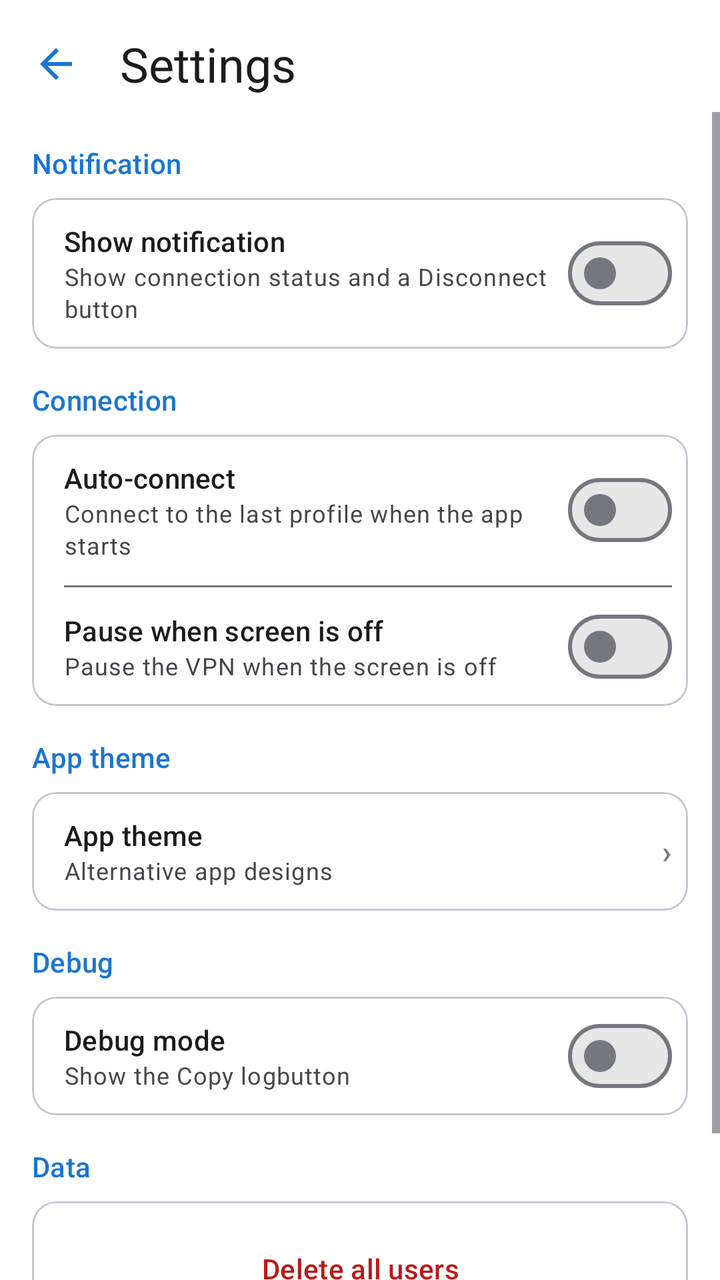
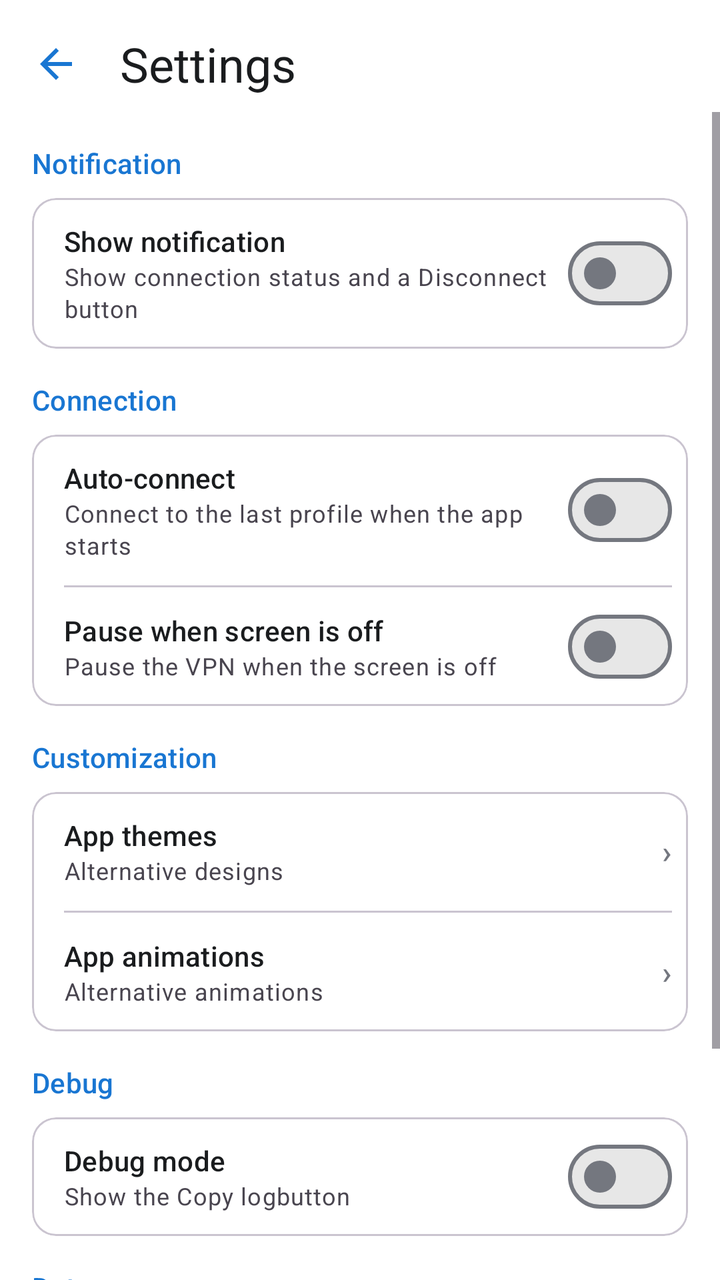

Two renders of the same Android screen: before a commit and after it. Below are the layout's source before the change and the commit's diff.
<!-- AndroidManifest.xml: application theme Theme.MrOpenVPNClient -->
<!-- res/layout/activity_settings.xml -->
<?xml version="1.0" encoding="utf-8"?>
<LinearLayout xmlns:android="http://schemas.android.com/apk/res/android"
    xmlns:app="http://schemas.android.com/apk/res-auto"
    android:layout_width="match_parent"
    android:layout_height="match_parent"
    android:orientation="vertical">

    <LinearLayout
        android:layout_width="match_parent"
        android:layout_height="wrap_content"
        android:gravity="center_vertical"
        android:orientation="horizontal"
        android:paddingTop="8dp">

        <ImageButton
            android:id="@+id/backButton"
            android:layout_width="48dp"
            android:layout_height="48dp"
            android:layout_marginStart="4dp"
            android:background="?attr/selectableItemBackgroundBorderless"
            android:contentDescription="@string/back"
            android:padding="12dp"
            android:src="@drawable/ic_back_green" />

        <TextView
            android:layout_width="wrap_content"
            android:layout_height="wrap_content"
            android:layout_marginStart="8dp"
            android:text="@string/menu_settings"
            android:textAppearance="?attr/textAppearanceHeadlineSmall" />
    </LinearLayout>

    <ScrollView
        android:layout_width="match_parent"
        android:layout_height="match_parent">

        <LinearLayout
            android:layout_width="match_parent"
            android:layout_height="wrap_content"
            android:orientation="vertical"
            android:padding="16dp">

            <TextView
                android:layout_width="wrap_content"
                android:layout_height="wrap_content"
                android:text="@string/settings_notify_section"
                android:textAppearance="?attr/textAppearanceTitleSmall"
                android:textColor="?attr/colorPrimary" />

            <com.google.android.material.card.MaterialCardView
                android:layout_width="match_parent"
                android:layout_height="wrap_content"
                android:layout_marginTop="8dp"
                app:cardCornerRadius="12dp">

                <LinearLayout
                    android:layout_width="match_parent"
                    android:layout_height="wrap_content"
                    android:gravity="center_vertical"
                    android:orientation="horizontal"
                    android:paddingStart="16dp"
                    android:paddingEnd="8dp">

                    <LinearLayout
                        android:layout_width="0dp"
                        android:layout_height="wrap_content"
                        android:layout_weight="1"
                        android:orientation="vertical"
                        android:paddingTop="12dp"
                        android:paddingBottom="12dp">

                        <TextView
                            android:layout_width="match_parent"
                            android:layout_height="wrap_content"
                            android:text="@string/settings_show_notification"
                            android:textAppearance="?attr/textAppearanceTitleSmall" />

                        <TextView
                            android:layout_width="match_parent"
                            android:layout_height="wrap_content"
                            android:text="@string/settings_show_notification_summary"
                            android:textAppearance="?attr/textAppearanceBodySmall" />
                    </LinearLayout>

                    <com.google.android.material.materialswitch.MaterialSwitch
                        android:id="@+id/swNotification"
                        android:layout_width="wrap_content"
                        android:layout_height="wrap_content" />
                </LinearLayout>
            </com.google.android.material.card.MaterialCardView>

            <TextView
                android:layout_width="wrap_content"
                android:layout_height="wrap_content"
                android:layout_marginTop="16dp"
                android:text="@string/settings_connection_section"
                android:textAppearance="?attr/textAppearanceTitleSmall"
                android:textColor="?attr/colorPrimary" />

            <com.google.android.material.card.MaterialCardView
                android:layout_width="match_parent"
                android:layout_height="wrap_content"
                android:layout_marginTop="8dp"
                app:cardCornerRadius="12dp">

                <LinearLayout
                    android:layout_width="match_parent"
                    android:layout_height="wrap_content"
                    android:orientation="vertical"
                    android:paddingStart="16dp"
                    android:paddingEnd="8dp">

                    <LinearLayout
                        android:layout_width="match_parent"
                        android:layout_height="wrap_content"
                        android:gravity="center_vertical"
                        android:orientation="horizontal">

                        <LinearLayout
                            android:layout_width="0dp"
                            android:layout_height="wrap_content"
                            android:layout_weight="1"
                            android:orientation="vertical"
                            android:paddingTop="12dp"
                            android:paddingBottom="12dp">

                            <TextView
                                android:layout_width="match_parent"
                                android:layout_height="wrap_content"
                                android:text="@string/settings_auto_connect"
                                android:textAppearance="?attr/textAppearanceTitleSmall" />

                            <TextView
                                android:layout_width="match_parent"
                                android:layout_height="wrap_content"
                                android:text="@string/settings_auto_connect_summary"
                                android:textAppearance="?attr/textAppearanceBodySmall" />
                        </LinearLayout>

                        <com.google.android.material.materialswitch.MaterialSwitch
                            android:id="@+id/swAutoConnect"
                            android:layout_width="wrap_content"
                            android:layout_height="wrap_content" />
                    </LinearLayout>

                    <View
                        android:layout_width="match_parent"
                        android:layout_height="1dp"
                        android:background="?attr/colorOutline" />

                    <LinearLayout
                        android:layout_width="match_parent"
                        android:layout_height="wrap_content"
                        android:gravity="center_vertical"
                        android:orientation="horizontal">

                        <LinearLayout
                            android:layout_width="0dp"
                            android:layout_height="wrap_content"
                            android:layout_weight="1"
                            android:orientation="vertical"
                            android:paddingTop="12dp"
                            android:paddingBottom="12dp">

                            <TextView
                                android:layout_width="match_parent"
                                android:layout_height="wrap_content"
                                android:text="@string/settings_screen_off"
                                android:textAppearance="?attr/textAppearanceTitleSmall" />

                            <TextView
                                android:layout_width="match_parent"
                                android:layout_height="wrap_content"
                                android:text="@string/settings_screen_off_summary"
                                android:textAppearance="?attr/textAppearanceBodySmall" />
                        </LinearLayout>

                        <com.google.android.material.materialswitch.MaterialSwitch
                            android:id="@+id/swScreenOff"
                            android:layout_width="wrap_content"
                            android:layout_height="wrap_content" />
                    </LinearLayout>
                </LinearLayout>
            </com.google.android.material.card.MaterialCardView>

            <TextView
                android:layout_width="wrap_content"
                android:layout_height="wrap_content"
                android:layout_marginTop="16dp"
                android:text="@string/settings_appearance_section"
                android:textAppearance="?attr/textAppearanceTitleSmall"
                android:textColor="?attr/colorPrimary" />

            <com.google.android.material.card.MaterialCardView
                android:layout_width="match_parent"
                android:layout_height="wrap_content"
                android:layout_marginTop="8dp"
                app:cardCornerRadius="12dp">

                <LinearLayout
                    android:layout_width="match_parent"
                    android:layout_height="wrap_content"
                    android:orientation="vertical"
                    android:paddingStart="16dp"
                    android:paddingEnd="8dp">

                    <LinearLayout
                        android:id="@+id/experimentalEntry"
                        android:layout_width="match_parent"
                        android:layout_height="wrap_content"
                        android:background="?attr/selectableItemBackground"
                        android:gravity="center_vertical"
                        android:orientation="horizontal"
                        android:paddingTop="12dp"
                        android:paddingBottom="12dp">

                        <LinearLayout
                            android:layout_width="0dp"
                            android:layout_height="wrap_content"
                            android:layout_weight="1"
                            android:orientation="vertical">

                            <TextView
                                android:layout_width="match_parent"
                                android:layout_height="wrap_content"
                                android:text="@string/settings_experimental_themes"
                                android:textAppearance="?attr/textAppearanceTitleSmall" />

                            <TextView
                                android:layout_width="match_parent"
                                android:layout_height="wrap_content"
                                android:text="@string/settings_experimental_themes_summary"
                                android:textAppearance="?attr/textAppearanceBodySmall" />
                        </LinearLayout>

                        <TextView
                            android:layout_width="wrap_content"
                            android:layout_height="wrap_content"
                            android:layout_marginStart="8dp"
                            android:text="›"
                            android:textAppearance="?attr/textAppearanceTitleMedium"
                            android:textColor="?attr/colorOutline" />
                    </LinearLayout>
                </LinearLayout>
            </com.google.android.material.card.MaterialCardView>

            <TextView
                android:layout_width="wrap_content"
                android:layout_height="wrap_content"
                android:layout_marginTop="16dp"
                android:text="@string/settings_debug_section"
                android:textAppearance="?attr/textAppearanceTitleSmall"
                android:textColor="?attr/colorPrimary" />

            <com.google.android.material.card.MaterialCardView
                android:layout_width="match_parent"
                android:layout_height="wrap_content"
                android:layout_marginTop="8dp"
                app:cardCornerRadius="12dp">

                <LinearLayout
                    android:layout_width="match_parent"
                    android:layout_height="wrap_content"
                    android:orientation="vertical"
                    android:paddingStart="16dp"
                    android:paddingEnd="8dp">

                    <LinearLayout
                        android:layout_width="match_parent"
                        android:layout_height="wrap_content"
                        android:gravity="center_vertical"
                        android:orientation="horizontal">

                        <LinearLayout
                            android:layout_width="0dp"
                            android:layout_height="wrap_content"
                            android:layout_weight="1"
                            android:orientation="vertical"
                            android:paddingTop="12dp"
                            android:paddingBottom="12dp">

                            <TextView
                                android:layout_width="match_parent"
                                android:layout_height="wrap_content"
                                android:text="@string/settings_debug_mode"
                                android:textAppearance="?attr/textAppearanceTitleSmall" />

                            <TextView
                                android:layout_width="match_parent"
                                android:layout_height="wrap_content"
                                android:text="@string/settings_debug_mode_summary"
                                android:textAppearance="?attr/textAppearanceBodySmall" />
                        </LinearLayout>

                        <com.google.android.material.materialswitch.MaterialSwitch
                            android:id="@+id/swDebugMode"
                            android:layout_width="wrap_content"
                            android:layout_height="wrap_content" />
                    </LinearLayout>
                </LinearLayout>
            </com.google.android.material.card.MaterialCardView>

            <TextView
                android:layout_width="wrap_content"
                android:layout_height="wrap_content"
                android:layout_marginTop="16dp"
                android:text="@string/settings_data_section"
                android:textAppearance="?attr/textAppearanceTitleSmall"
                android:textColor="?attr/colorPrimary" />

            <com.google.android.material.card.MaterialCardView
                android:layout_width="match_parent"
                android:layout_height="wrap_content"
                android:layout_marginTop="8dp"
                app:cardCornerRadius="12dp">

                <LinearLayout
                    android:layout_width="match_parent"
                    android:layout_height="wrap_content"
                    android:orientation="vertical"
                    android:padding="12dp">

                    <TextView
                        android:id="@+id/clearUsersButton"
                        android:layout_width="match_parent"
                        android:layout_height="wrap_content"
                        android:background="?attr/selectableItemBackground"
                        android:gravity="center"
                        android:paddingTop="12dp"
                        android:paddingBottom="12dp"
                        android:text="@string/clear_users"
                        android:textAppearance="?attr/textAppearanceTitleSmall"
                        android:textColor="?attr/colorError" />
                </LinearLayout>
            </com.google.android.material.card.MaterialCardView>

            <TextView
                android:id="@+id/versionText"
                android:layout_width="match_parent"
                android:layout_height="wrap_content"
                android:layout_marginTop="24dp"
                android:gravity="center"
                android:textAppearance="?attr/textAppearanceBodySmall"
                android:textColor="?attr/colorOutline" />
        </LinearLayout>
    </ScrollView>
</LinearLayout>
<!-- resources referenced by this layout -->
<resources>
  <!-- drawable ic_back_green (drawable) -->
  <?xml version="1.0" encoding="utf-8"?>
  <vector xmlns:android="http://schemas.android.com/apk/res/android"
      android:width="24dp"
      android:height="24dp"
      android:viewportWidth="24"
      android:viewportHeight="24">
      <path
          android:fillColor="?attr/colorPrimary"
          android:pathData="M20,11H7.83l5.59,-5.59L12,4l-8,8 8,8 1.41,-1.41L7.83,13H20v-2z" />
  </vector>
  <string name="back">Back</string>
  <string name="clear_users">Delete all users</string>
  <string name="menu_settings">Settings</string>
  <string name="settings_appearance_section">App theme</string>
  <string name="settings_auto_connect">Auto-connect</string>
  <string name="settings_auto_connect_summary">Connect to the last profile when the app starts</string>
  <string name="settings_connection_section">Connection</string>
  <string name="settings_data_section">Data</string>
  <string name="settings_debug_mode">Debug mode</string>
  <string name="settings_debug_mode_summary">Show the "Copy log" button</string>
  <string name="settings_debug_section">Debug</string>
  <string name="settings_experimental_themes">App theme</string>
  <string name="settings_experimental_themes_summary">Alternative app designs</string>
  <string name="settings_notify_section">Notification</string>
  <string name="settings_screen_off">Pause when screen is off</string>
  <string name="settings_screen_off_summary">Pause the VPN when the screen is off</string>
  <string name="settings_show_notification">Show notification</string>
  <string name="settings_show_notification_summary">Show connection status and a Disconnect button</string>
  <color name="primary">#1976D2</color>
  <color name="onPrimary">#FFFFFF</color>
  <color name="primaryContainer">#D3E4FF</color>
  <color name="onPrimaryContainer">#001B3F</color>
  <color name="secondary">#56607C</color>
  <color name="onSecondary">#FFFFFF</color>
  <color name="background">#FFFFFF</color>
  <color name="surface">#FFFFFF</color>
  <color name="onSurface">#1A1C1E</color>
  <color name="onSurfaceVariant">#49454F</color>
  <color name="error">#BA1A1A</color>
  <color name="surfaceContainer">#F3F3F3</color>
  <color name="surfaceContainerHigh">#E7E7E7</color>
  <color name="outline">#74777F</color>
  <!-- unchanged entries left out for length: 1 -->
</resources>

<!-- the commit's change to res/layout/activity_settings.xml (unified diff, before → after) -->
@@ -146,7 +146,7 @@
                     <View
                         android:layout_width="match_parent"
                         android:layout_height="1dp"
-                        android:background="?attr/colorOutline" />
+                        android:background="?attr/colorOutlineVariant" />
 
                     <LinearLayout
                         android:layout_width="match_parent"
@@ -230,6 +230,49 @@
                                 android:layout_width="match_parent"
                                 android:layout_height="wrap_content"
                                 android:text="@string/settings_experimental_themes_summary"
+                                android:textAppearance="?attr/textAppearanceBodySmall" />
+                        </LinearLayout>
+
+                        <TextView
+                            android:layout_width="wrap_content"
+                            android:layout_height="wrap_content"
+                            android:layout_marginStart="8dp"
+                            android:text="›"
+                            android:textAppearance="?attr/textAppearanceTitleMedium"
+                            android:textColor="?attr/colorOutline" />
+                    </LinearLayout>
+
+                    <View
+                        android:layout_width="match_parent"
+                        android:layout_height="1dp"
+                        android:background="?attr/colorOutlineVariant" />
+
+                    <LinearLayout
+                        android:id="@+id/statusAnimEntry"
+                        android:layout_width="match_parent"
+                        android:layout_height="wrap_content"
+                        android:background="?attr/selectableItemBackground"
+                        android:gravity="center_vertical"
+                        android:orientation="horizontal"
+                        android:paddingTop="12dp"
+                        android:paddingBottom="12dp">
+
+                        <LinearLayout
+                            android:layout_width="0dp"
+                            android:layout_height="wrap_content"
+                            android:layout_weight="1"
+                            android:orientation="vertical">
+
+                            <TextView
+                                android:layout_width="match_parent"
+                                android:layout_height="wrap_content"
+                                android:text="@string/settings_status_animations"
+                                android:textAppearance="?attr/textAppearanceTitleSmall" />
+
+                            <TextView
+                                android:layout_width="match_parent"
+                                android:layout_height="wrap_content"
+                                android:text="@string/settings_status_animations_summary"
                                 android:textAppearance="?attr/textAppearanceBodySmall" />
                         </LinearLayout>
 
<!-- resource entries referenced after the edit -->
@@ -14,7 +14,7 @@
   <string name="back">Back</string>
   <string name="clear_users">Delete all users</string>
   <string name="menu_settings">Settings</string>
-  <string name="settings_appearance_section">App theme</string>
+  <string name="settings_appearance_section">Customization</string>
   <string name="settings_auto_connect">Auto-connect</string>
   <string name="settings_auto_connect_summary">Connect to the last profile when the app starts</string>
   <string name="settings_connection_section">Connection</string>
@@ -22,13 +22,15 @@
   <string name="settings_debug_mode">Debug mode</string>
   <string name="settings_debug_mode_summary">Show the "Copy log" button</string>
   <string name="settings_debug_section">Debug</string>
-  <string name="settings_experimental_themes">App theme</string>
-  <string name="settings_experimental_themes_summary">Alternative app designs</string>
+  <string name="settings_experimental_themes">App themes</string>
+  <string name="settings_experimental_themes_summary">Alternative designs</string>
   <string name="settings_notify_section">Notification</string>
   <string name="settings_screen_off">Pause when screen is off</string>
   <string name="settings_screen_off_summary">Pause the VPN when the screen is off</string>
   <string name="settings_show_notification">Show notification</string>
   <string name="settings_show_notification_summary">Show connection status and a Disconnect button</string>
+  <string name="settings_status_animations">App animations</string>
+  <string name="settings_status_animations_summary">Alternative animations</string>
   <color name="primary">#1976D2</color>
   <color name="onPrimary">#FFFFFF</color>
   <color name="primaryContainer">#D3E4FF</color>
